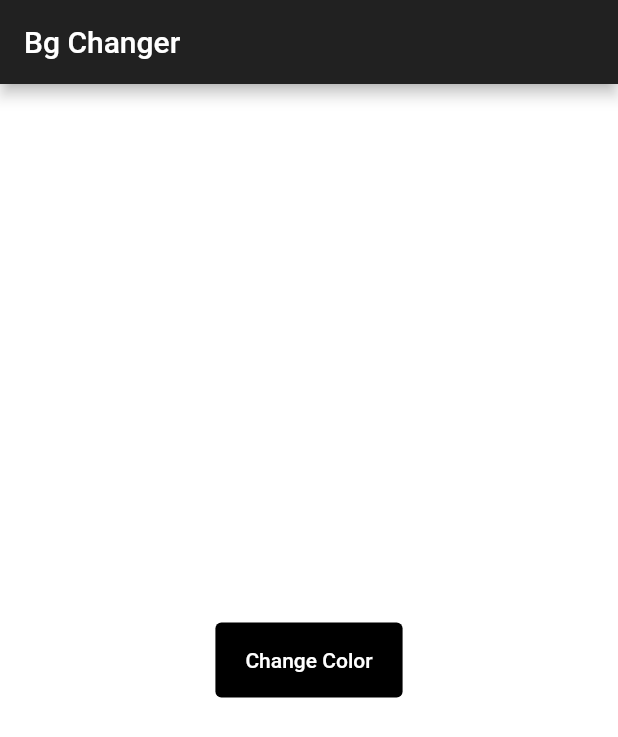
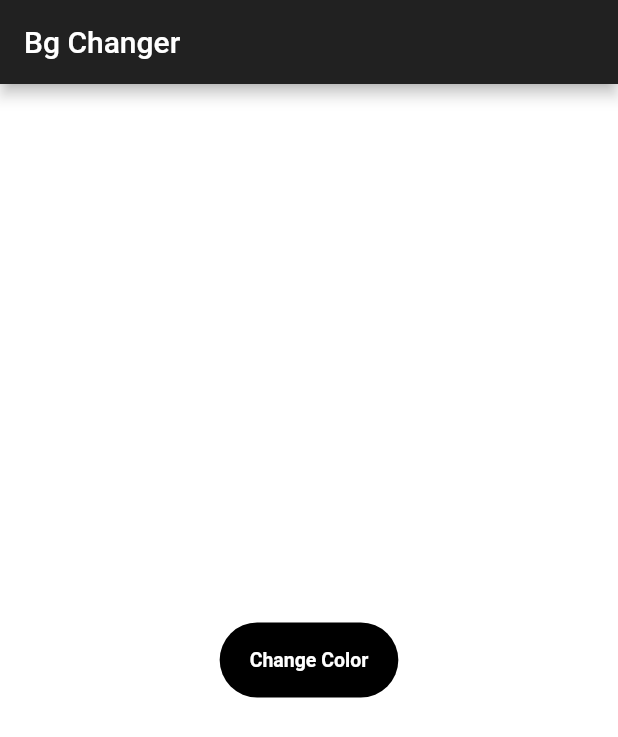
Before and after one commit to SANJAY072000/flutterExer, a Flutter app: the screen it shows after launch, on a phone screen of 412 x 824 dp. Shown: the top 737 px of the screen. Run offline on Flutter 3.47's test engine with Material 2 defaults, Android fonts, the phone set to English and light mode, and no system bars.

Commit message:
Changed button styles

```diff
--- a/03/bgchanger/lib/main.dart
+++ b/03/bgchanger/lib/main.dart
@@ -34,12 +34,15 @@ class _HomePageState extends State<HomePage> {
     Colors.pink,
     Colors.orange,
   ];
-  var a = Colors.white;
+  var a = Colors.white, b = Colors.black;
 
   void bgch() {
     var r = Random().nextInt(c.length);
     setState(() {
       a = c[r];
+      r = Random().nextInt(c.length);
+      b = c[r];
+      for (; b == a; r = Random().nextInt(c.length), b = c[r]);
     });
   }
 
@@ -52,12 +55,17 @@ class _HomePageState extends State<HomePage> {
         onPressed: bgch,
         child: Text(
           'Change Color',
-          style: TextStyle(color: Colors.white),
+          style: TextStyle(
+              color: Colors.white, fontWeight: FontWeight.bold, fontSize: 13),
         ),
         style: TextButton.styleFrom(
-            minimumSize: Size(120, 50),
-            padding: EdgeInsets.fromLTRB(20, 10, 20, 10),
-            backgroundColor: Colors.black),
+          minimumSize: Size(100, 50),
+          padding: EdgeInsets.fromLTRB(20, 10, 20, 10),
+          backgroundColor: b,
+          shape: RoundedRectangleBorder(
+            borderRadius: BorderRadius.all(Radius.circular(30)),
+          ),
+        ),
       )),
     );
   }
```
